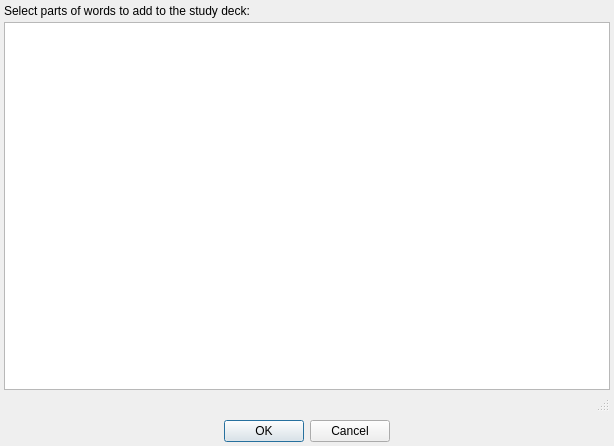
First picture: the form in wordtodeckform.ui, repository z1dev/zkanji, before the edit.
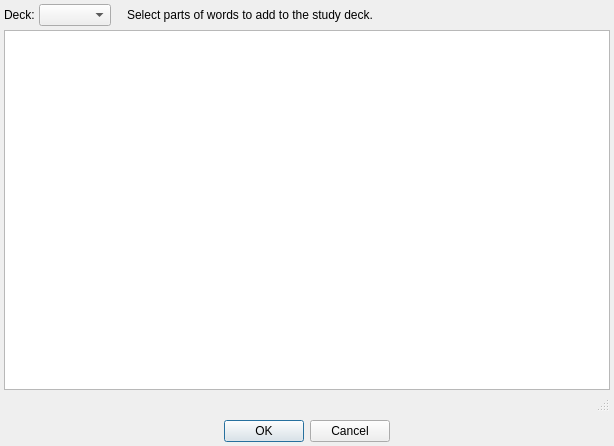
Second picture: the form after the edit. Custom widgets are drawn as their Qt base class.

Commit message: * The WordToDeckForm dialog will not prevent users selecting a different deck, if all items are already in the current one. A message box is shown every time a deck with no unadded items is shown.

Patch:
```diff
--- a/wordtodeckform.ui
+++ b/wordtodeckform.ui
@@ -31,11 +31,73 @@
      <number>4</number>
     </property>
     <item>
-     <widget class="QLabel" name="label_2">
-      <property name="text">
-       <string>Select parts of words to add to the study deck:</string>
+     <layout class="QHBoxLayout" name="horizontalLayout">
+      <property name="spacing">
+       <number>4</number>
       </property>
-     </widget>
+      <item>
+       <widget class="QLabel" name="label">
+        <property name="text">
+         <string>Deck:</string>
+        </property>
+       </widget>
+      </item>
+      <item>
+       <widget class="QComboBox" name="decksCBox">
+        <property name="sizePolicy">
+         <sizepolicy hsizetype="Fixed" vsizetype="Fixed">
+          <horstretch>0</horstretch>
+          <verstretch>0</verstretch>
+         </sizepolicy>
+        </property>
+        <property name="sizeAdjustPolicy">
+         <enum>QComboBox::AdjustToContents</enum>
+        </property>
+       </widget>
+      </item>
+      <item>
+       <spacer name="horizontalSpacer_2">
+        <property name="orientation">
+         <enum>Qt::Horizontal</enum>
+        </property>
+        <property name="sizeType">
+         <enum>QSizePolicy::Fixed</enum>
+        </property>
+        <property name="sizeHint" stdset="0">
+         <size>
+          <width>12</width>
+          <height>5</height>
+         </size>
+        </property>
+       </spacer>
+      </item>
+      <item>
+       <widget class="QLabel" name="label_2">
+        <property name="sizePolicy">
+         <sizepolicy hsizetype="Fixed" vsizetype="Preferred">
+          <horstretch>0</horstretch>
+          <verstretch>0</verstretch>
+         </sizepolicy>
+        </property>
+        <property name="text">
+         <string>Select parts of words to add to the study deck.</string>
+        </property>
+       </widget>
+      </item>
+      <item>
+       <spacer name="horizontalSpacer">
+        <property name="orientation">
+         <enum>Qt::Horizontal</enum>
+        </property>
+        <property name="sizeHint" stdset="0">
+         <size>
+          <width>40</width>
+          <height>20</height>
+         </size>
+        </property>
+       </spacer>
+      </item>
+     </layout>
     </item>
     <item>
      <layout class="QVBoxLayout" name="verticalLayout_2">
```
The commit also changes 12 other files.
